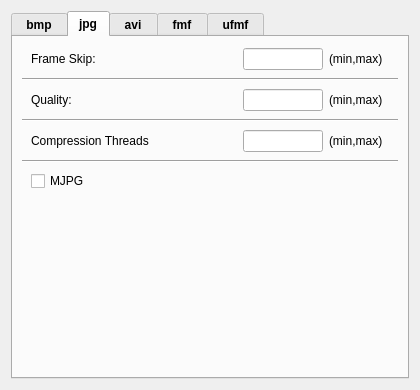
Before: the Qt Designer form src/gui/logging_settings_dialog.ui in janelia-idf/bias, drawn with Qt 5.
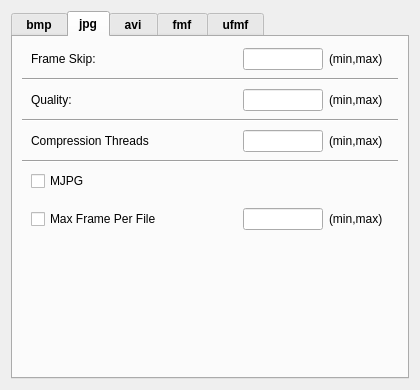
After: the same form once the commit is applied. The open tabs and pages were chosen to show the change.

Commit message: Added optional max frame per file to the mjpg logger. Still need to add it to the json configuration.

The edit to the form file:
```diff
--- a/src/gui/logging_settings_dialog.ui
+++ b/src/gui/logging_settings_dialog.ui
@@ -607,6 +607,91 @@
          </layout>
         </widget>
        </item>
+       <item>
+        <widget class="QWidget" name="maxFramePerFileWidgetPtr_" native="true">
+         <layout class="QHBoxLayout" name="horizontalLayout_12">
+          <item>
+           <widget class="QCheckBox" name="jpgMjpgMaxFramePerFileCheckBoxPtr_">
+            <property name="font">
+             <font>
+              <weight>50</weight>
+              <bold>false</bold>
+             </font>
+            </property>
+            <property name="text">
+             <string>Max Frame Per File</string>
+            </property>
+           </widget>
+          </item>
+          <item>
+           <spacer name="horizontalSpacer_27">
+            <property name="orientation">
+             <enum>Qt::Horizontal</enum>
+            </property>
+            <property name="sizeHint" stdset="0">
+             <size>
+              <width>82</width>
+              <height>20</height>
+             </size>
+            </property>
+           </spacer>
+          </item>
+          <item>
+           <widget class="QLineEdit" name="jpgMjpgMaxFramePerFileLineEditPtr_">
+            <property name="sizePolicy">
+             <sizepolicy hsizetype="Fixed" vsizetype="Fixed">
+              <horstretch>0</horstretch>
+              <verstretch>0</verstretch>
+             </sizepolicy>
+            </property>
+            <property name="minimumSize">
+             <size>
+              <width>80</width>
+              <height>0</height>
+             </size>
+            </property>
+            <property name="maximumSize">
+             <size>
+              <width>80</width>
+              <height>16777215</height>
+             </size>
+            </property>
+           </widget>
+          </item>
+          <item>
+           <widget class="QLabel" name="jpgMjpgMaxFramePerFileRangeLabelPtr_">
+            <property name="sizePolicy">
+             <sizepolicy hsizetype="Fixed" vsizetype="Preferred">
+              <horstretch>0</horstretch>
+              <verstretch>0</verstretch>
+             </sizepolicy>
+            </property>
+            <property name="minimumSize">
+             <size>
+              <width>60</width>
+              <height>0</height>
+             </size>
+            </property>
+            <property name="maximumSize">
+             <size>
+              <width>60</width>
+              <height>16777215</height>
+             </size>
+            </property>
+            <property name="font">
+             <font>
+              <weight>50</weight>
+              <bold>false</bold>
+             </font>
+            </property>
+            <property name="text">
+             <string>(min,max)</string>
+            </property>
+           </widget>
+          </item>
+         </layout>
+        </widget>
+       </item>
        <item>
         <spacer name="verticalSpacer_4">
          <property name="orientation">
```
Left out of the diff: 2 changed lines with no effect on the pictures. The commit also changes 7 other files.
